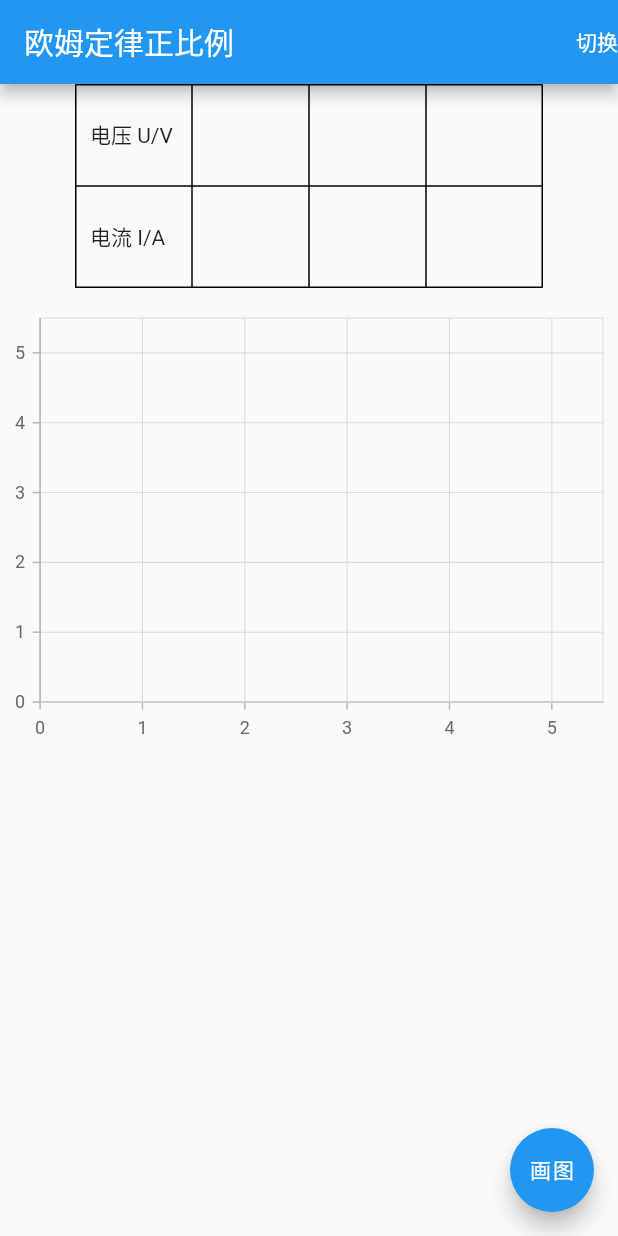
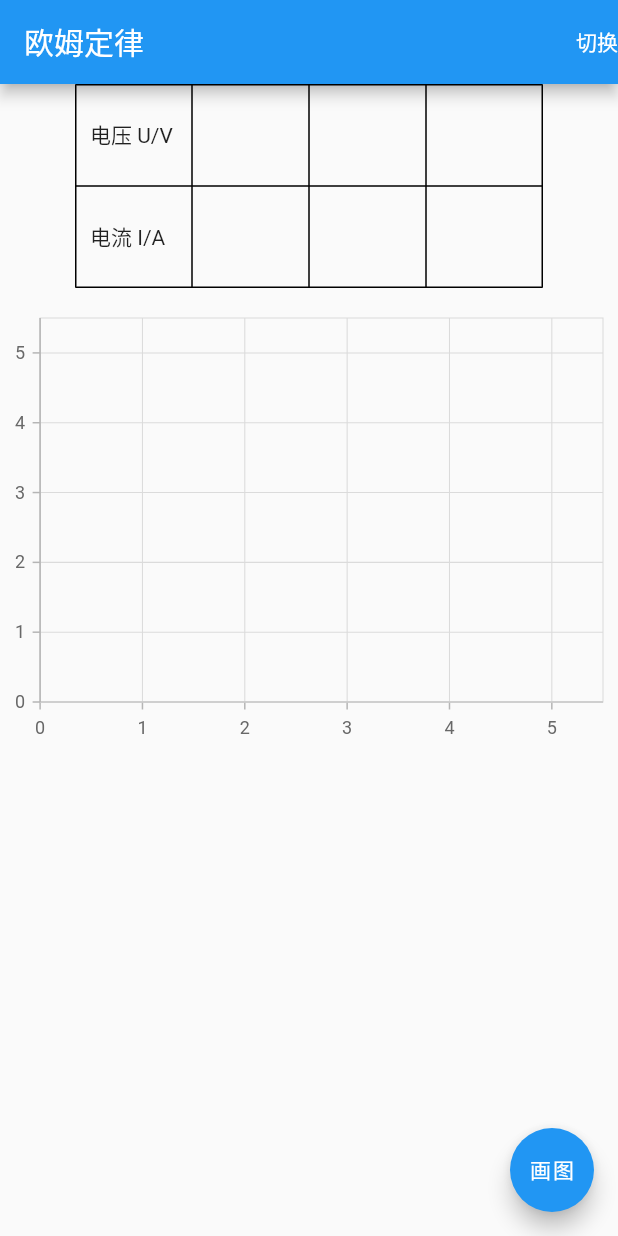
Before and after one commit to HumorSmith/physic_tool, a Flutter app: the screen it shows after launch, on a phone screen of 412 x 824 dp. Run offline on Flutter 3.47's test engine with Material 2 defaults, Android fonts, the phone set to English and light mode, and no system bars; our stand-ins replace syncfusion_flutter_charts.

Commit message:
提交readme

```diff
--- a/lib/main.dart
+++ b/lib/main.dart
@@ -74,7 +74,7 @@ class _MyHomePageState extends State<MyHomePage> {
       appBar: AppBar(
         // Here we take the value from the MyHomePage object that was created by
         // the App.build method, and use it to set our appbar title.
-        title: Text("欧姆定律${mode == proportionalMode ? "正比例" : "反比例"}"),
+        title: const Text("欧姆定律"),
         actions: [
           Center(
             child: InkWell(
```
Also changed, not shown: screen/1.png (added), 1 other file.
